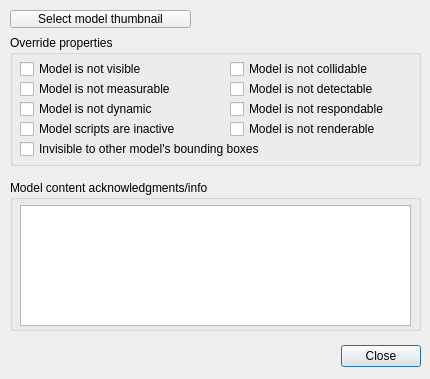
The window that ui/qdlgmodelproperties.ui (CoppeliaRobotics/coppeliaSimLib) describes before a commit, drawn with Qt 5.
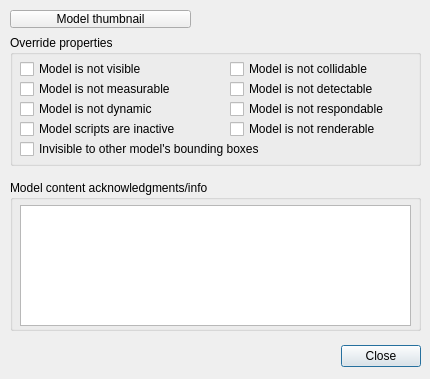
The same window after the commit.

```diff
--- a/ui/qdlgmodelproperties.ui
+++ b/ui/qdlgmodelproperties.ui
@@ -29,7 +29,7 @@
     <enum>Qt::StrongFocus</enum>
    </property>
    <property name="text">
-    <string>Select model thumbnail</string>
+    <string>Model thumbnail</string>
    </property>
   </widget>
   <widget class="QGroupBox" name="groupBox">
```
